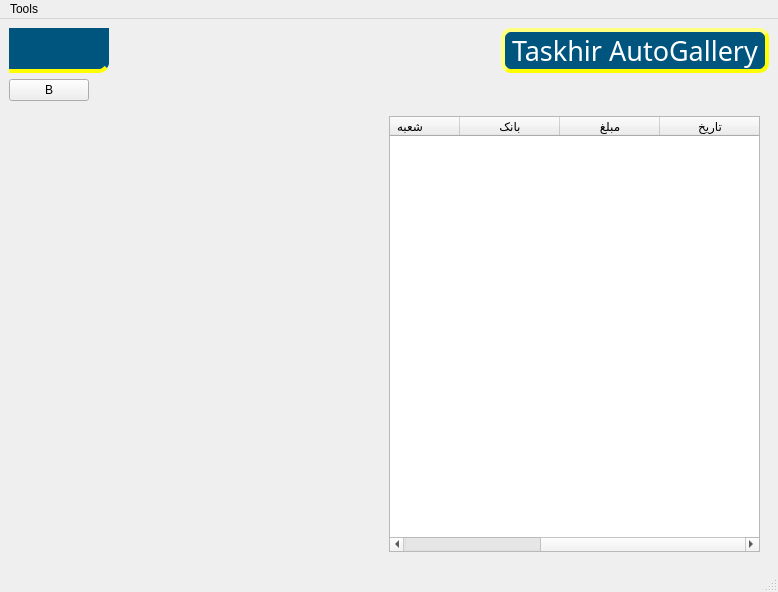
Old version of the form CarExhibitionManagement/MainWindow.ui in the repository behruzsayyadi/AP98Project.
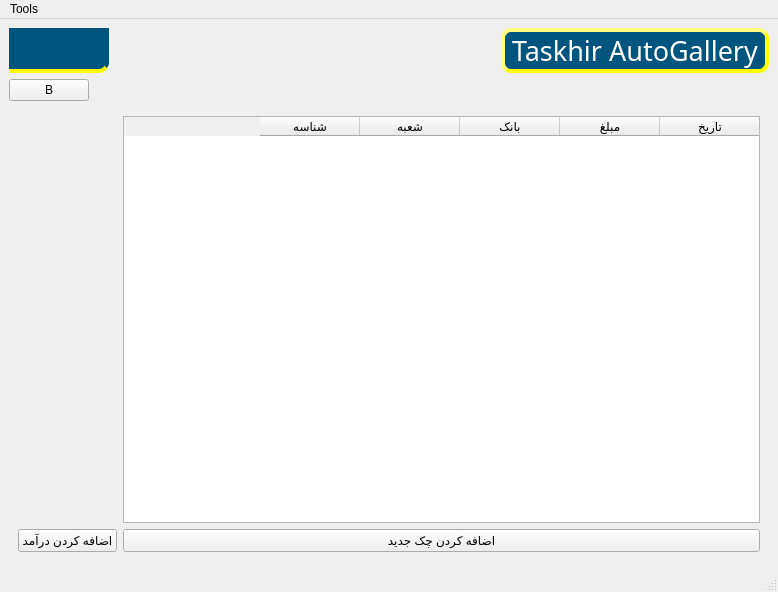
New version of the form. The open tabs and pages were chosen to show the change. Custom widgets are drawn as their Qt base class.

The edit to the form file:
```diff
--- a/CarExhibitionManagement/MainWindow.ui
+++ b/CarExhibitionManagement/MainWindow.ui
@@ -168,7 +168,24 @@
         <enum>Qt::RightToLeft</enum>
        </property>
        <layout class="QGridLayout" name="layout_FinancePage">
-        <item row="0" column="0">
+        <item row="3" column="2">
+         <widget class="QPushButton" name="pushButton_addPoorsant">
+          <property name="text">
+           <string>اضافه کردن درآمد</string>
+          </property>
+         </widget>
+        </item>
+        <item row="3" column="0">
+         <widget class="QPushButton" name="pushButton_addNewCheck">
+          <property name="text">
+           <string>اضافه کردن چک جدید</string>
+          </property>
+         </widget>
+        </item>
+        <item row="0" column="2" rowspan="3">
+         <widget class="QWidget" name="widget_ChartPlaceHolder" native="true"/>
+        </item>
+        <item row="0" column="0" rowspan="3">
          <widget class="QTableWidget" name="tableWidget">
           <property name="selectionMode">
            <enum>QAbstractItemView::SingleSelection</enum>
@@ -203,19 +220,6 @@
           </column>
          </widget>
         </item>
-        <item row="0" column="1">
-         <spacer name="horizontalSpacer_2">
-          <property name="orientation">
-           <enum>Qt::Horizontal</enum>
-          </property>
-          <property name="sizeHint" stdset="0">
-           <size>
-            <width>40</width>
-            <height>20</height>
-           </size>
-          </property>
-         </spacer>
-        </item>
        </layout>
       </widget>
      </widget>
```
Left out of the diff: 120 changed lines with no effect on the pictures.
